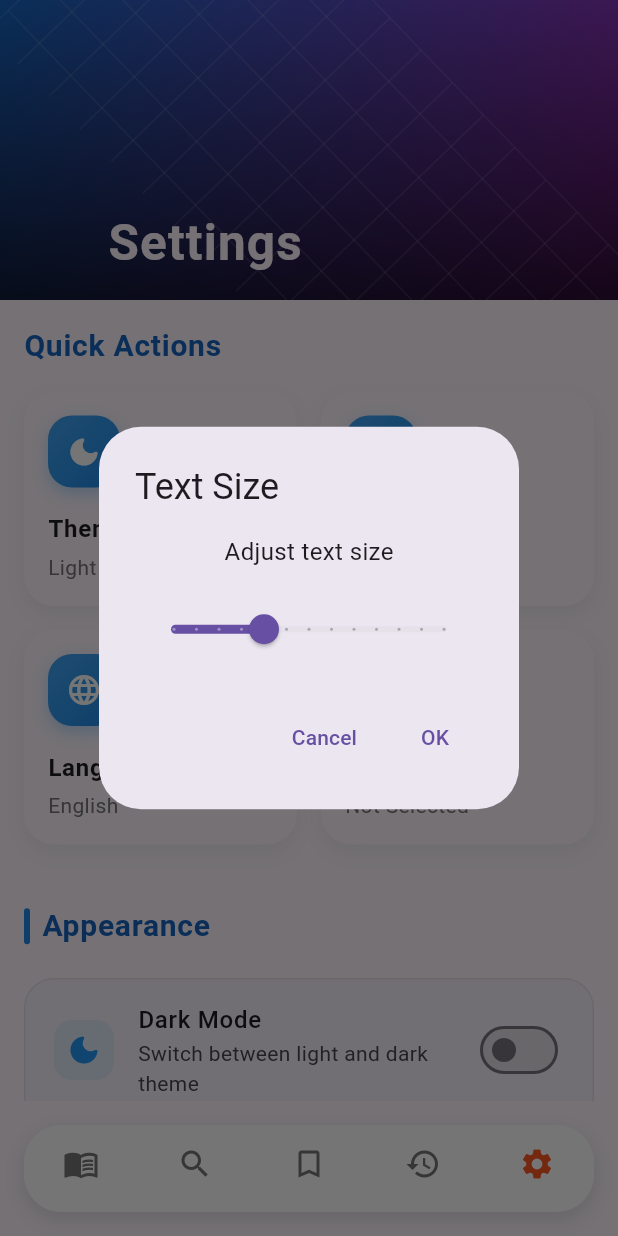
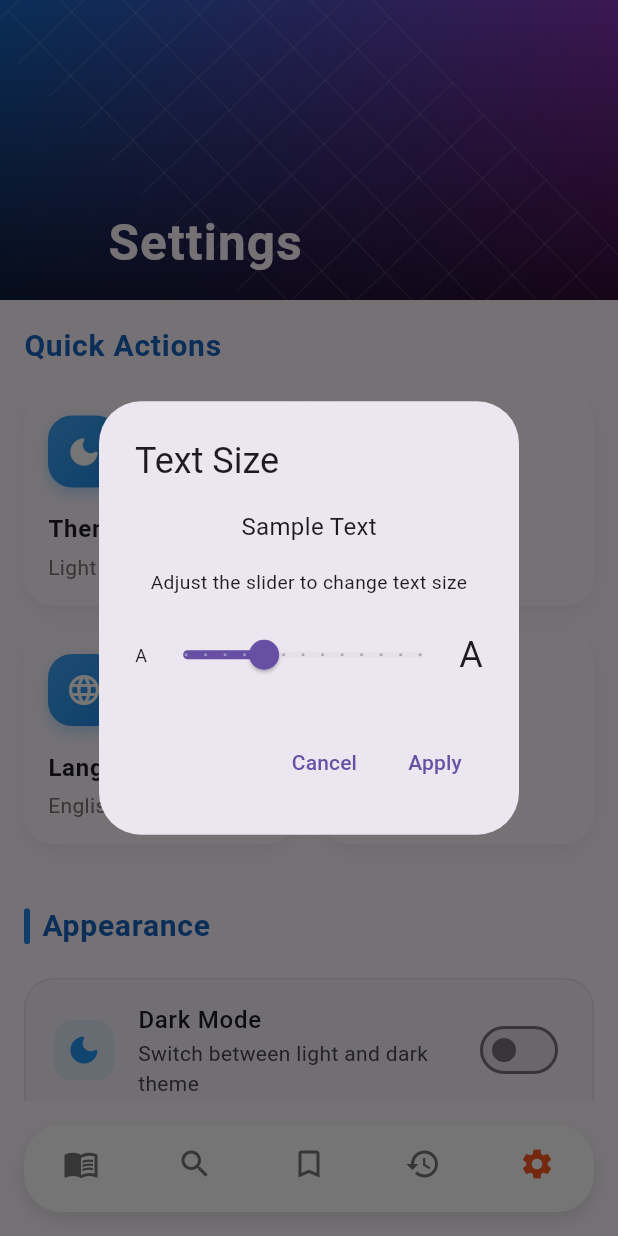
Before and after one commit to Duy-Thanh/docln, a Flutter app: the screen it shows after launch, item 5 of the bottom bar chosen, after a tap on "Text Size", on a phone screen of 412 x 824 dp. Run offline on Flutter 3.47's test engine with Material 3 defaults, Android fonts, the phone set to English and light mode, and no system bars; our stand-ins replace flutter_local_notifications, shared_preferences, webview_flutter; network calls fail.

Commit message:
Update GUI

```diff
--- a/lib/screens/SettingsScreen.dart
+++ b/lib/screens/SettingsScreen.dart
@@ -177,24 +177,52 @@ class _SettingsScreenState extends State<SettingsScreen> with SingleTickerProvid
       context: context,
       builder: (context) => AlertDialog(
         title: Text('Text Size'),
-        content: Column(
+        content: StatefulBuilder( // Add StatefulBuilder
+          builder: (context, setDialogState) {
+            return Column(
               mainAxisSize: MainAxisSize.min,
               children: [
-            Text('Adjust text size', style: TextStyle(fontSize: textSize)),
+                Text(
+                  'Sample Text',
+                  style: TextStyle(fontSize: textSize),
+                ),
                 SizedBox(height: 16),
-            Slider(
+                Text(
+                  'Adjust the slider to change text size',
+                  style: TextStyle(fontSize: textSize * 0.8),
+                  textAlign: TextAlign.center,
+                ),
+                SizedBox(height: 16),
+                Row(
+                  mainAxisAlignment: MainAxisAlignment.spaceBetween,
+                  children: [
+                    Text('A', style: TextStyle(fontSize: 12)),
+                    Expanded(
+                      child: Slider(
                         value: textSize,
                         min: 12.0,
                         max: 24.0,
                         divisions: 12,
                         label: textSize.round().toString(),
-              onChanged: (value) => setState(() => textSize = value),
+                        onChanged: (value) {
+                          setDialogState(() => textSize = value);
+                          setState(() => textSize = value);
+                        },
+                      ),
+                    ),
+                    Text('A', style: TextStyle(fontSize: 24)),
+                  ],
                 ),
               ],
+            );
+          },
         ),
         actions: [
           TextButton(
-            onPressed: () => Navigator.pop(context),
+            onPressed: () {
+              setState(() => textSize = _initialTextSize);
+              Navigator.pop(context);
+            },
             child: Text('Cancel'),
           ),
           TextButton(
@@ -202,7 +230,7 @@ class _SettingsScreenState extends State<SettingsScreen> with SingleTickerProvid
               _onSettingChanged(() {});
               Navigator.pop(context);
             },
-            child: Text('OK'),
+            child: Text('Apply'),
           ),
         ],
       ),
@@ -687,10 +715,7 @@ class _SettingsScreenState extends State<SettingsScreen> with SingleTickerProvid
     double value,
     Function(double) onChanged,
   ) {
-    return Column(
-      crossAxisAlignment: CrossAxisAlignment.start,
-      children: [
-        ListTile(
+    return ListTile(
       contentPadding: EdgeInsets.symmetric(horizontal: 20, vertical: 8),
       leading: Container(
         padding: EdgeInsets.all(8),
@@ -700,33 +725,30 @@ class _SettingsScreenState extends State<SettingsScreen> with SingleTickerProvid
         ),
         child: Icon(icon, color: Colors.blue),
       ),
-          title: Text(
-            title,
-            style: TextStyle(fontWeight: FontWeight.w500),
-          ),
-          subtitle: Text(subtitle),
-        ),
-        Padding(
-          padding: EdgeInsets.symmetric(horizontal: 20),
-          child: Row(
+      title: Text(title),
+      subtitle: Column(
+        crossAxisAlignment: CrossAxisAlignment.start,
         children: [
-              Text('12', style: TextStyle(color: Colors.grey)),
+          Text(subtitle),
+          SizedBox(height: 8),
+          Row(
+            children: [
+              Text('A', style: TextStyle(fontSize: 12)),
               Expanded(
-                child: Slider.adaptive(
+                child: Slider(
                   value: value,
                   min: 12.0,
                   max: 24.0,
                   divisions: 12,
                   label: value.round().toString(),
                   onChanged: onChanged,
-                  activeColor: Colors.blue,
                 ),
               ),
-              Text('24', style: TextStyle(color: Colors.grey)),
+              Text('A', style: TextStyle(fontSize: 24)),
             ],
           ),
+        ],
       ),
-      ],
     );
   }
 
```
Lines whose indentation alone changed are shown as unchanged.
